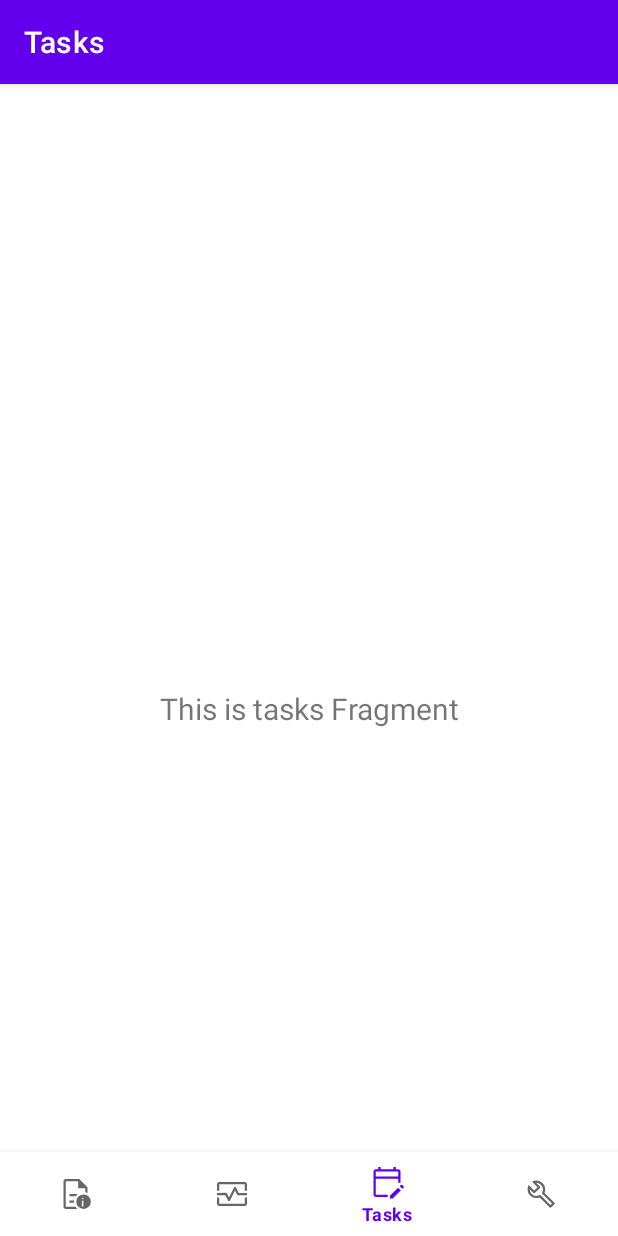
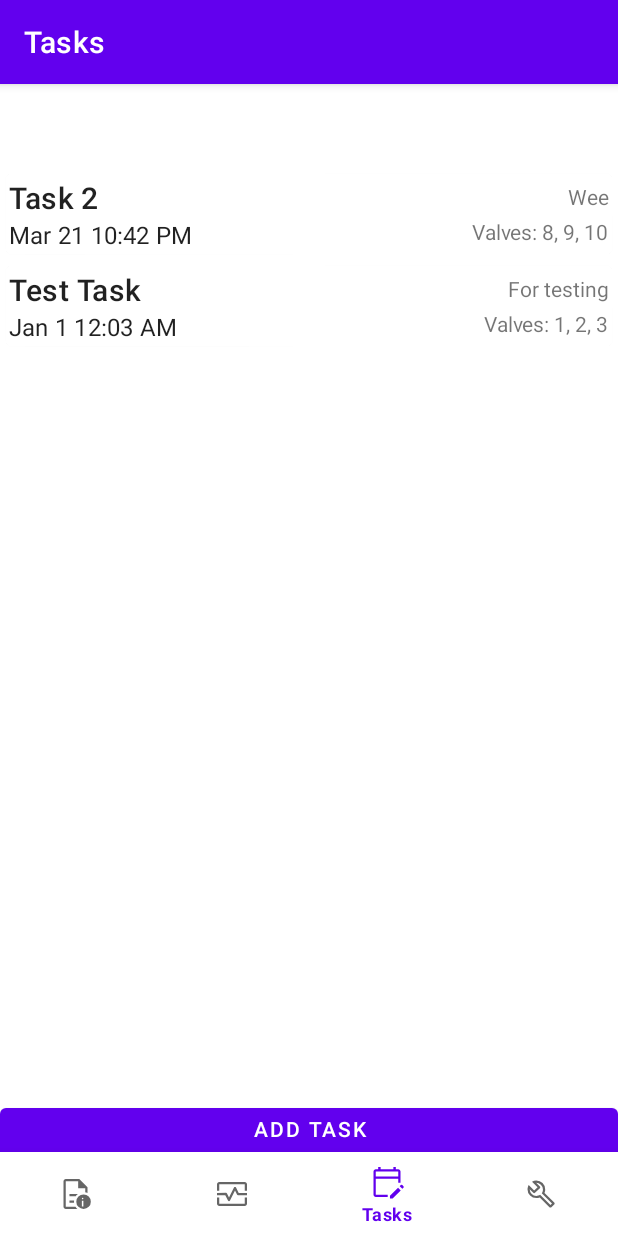
Before and after one commit to NathanJesudason/EDNA, an Android app: the TasksFragment screen opened through its navigation route, on a phone screen of 412 x 824 dp. Run offline under Robolectric (Android 15) with nearby library versions, the phone set to English and light mode, and no system bars; our stand-ins replace navigation-ui.

Commit message:
Added tasks page + adding tasks (everything nonfunctional)

```diff
--- a/app/src/main/java/com/example/edna/MainActivity.kt
+++ b/app/src/main/java/com/example/edna/MainActivity.kt
@@ -1,8 +1,10 @@
 package com.example.edna
 
+import android.content.Intent
 import android.os.Bundle
 import com.google.android.material.bottomnavigation.BottomNavigationView
 import androidx.appcompat.app.AppCompatActivity
+import androidx.drawerlayout.widget.DrawerLayout
 import androidx.navigation.findNavController
 import androidx.navigation.ui.AppBarConfiguration
 import androidx.navigation.ui.setupActionBarWithNavController
@@ -10,7 +12,6 @@ import androidx.navigation.ui.setupWithNavController
 import com.example.edna.databinding.ActivityMainBinding
 
 class MainActivity : AppCompatActivity() {
-
     private lateinit var binding: ActivityMainBinding
 
     override fun onCreate(savedInstanceState: Bundle?) {
@@ -32,4 +33,5 @@ class MainActivity : AppCompatActivity() {
         setupActionBarWithNavController(navController, appBarConfiguration)
         navView.setupWithNavController(navController)
     }
+
 }
--- /dev/null
+++ b/app/src/main/java/com/example/edna/ui/tasks/TaskListAdapter.kt
@@ -0,0 +1,75 @@
+package com.example.edna.ui.tasks
+
+import android.text.Layout
+import android.view.LayoutInflater
+import androidx.recyclerview.widget.RecyclerView
+import android.view.View
+import android.view.ViewGroup
+import android.widget.TextView
+import androidx.recyclerview.widget.RecyclerView.Adapter
+import androidx.recyclerview.widget.RecyclerView.ViewHolder
+import com.example.edna.R
+import java.text.SimpleDateFormat
+import java.util.*
+
+
+class TaskListAdapter(): Adapter<TaskListAdapter.TaskViewHolder>(){
+    //var tasks: MutableList<Tasks> = mutableListOf()
+
+    var tasks: List<Tasks> = listOf()
+
+    //taskList: mutableList<Tasks>)[
+    fun updateList(taskList: List<Tasks>){
+        tasks = taskList
+        notifyDataSetChanged()
+    }
+
+    override fun getItemCount() = tasks.size
+
+    override fun onCreateViewHolder(parent: ViewGroup, viewType: Int): TaskViewHolder {
+        val view = LayoutInflater.from(parent.context)
+            .inflate(R.layout.task_list_item, parent, false)
+
+        return TaskViewHolder(view)
+    }
+
+    override fun onBindViewHolder(holder: TaskViewHolder, position: Int) {
+        holder.bind(tasks[position])
+    }
+/*
+    fun addTask(task: Tasks){
+        tasks.add(0, task)
+        notifyItemInserted(0)
+    }
+*/
+    class TaskViewHolder(view: View): ViewHolder(view){
+        private val nameTV: TextView = itemView.findViewById(R.id.tv_task_name)
+        private val notesTV: TextView = itemView.findViewById(R.id.tv_task_notes)
+        private val valvesTV: TextView = itemView.findViewById(R.id.tv_valves)
+        private val scheduleTV: TextView = itemView.findViewById(R.id.tv_schedule)
+
+
+        fun bind(tasks: Tasks) {
+            val cal = Calendar.getInstance()
+            cal.timeInMillis = tasks.schedule.toLong() * 1000
+
+            val dateFormat = SimpleDateFormat("h:mm a")
+            val timeString = dateFormat.format(tasks.schedule.toLong()*1000)
+
+            scheduleTV.text = cal.getDisplayName(Calendar.MONTH, Calendar.SHORT, Locale.getDefault()) +
+                    " " + cal.get(Calendar.DAY_OF_MONTH).toString() + " " + timeString
+
+
+            val temp = mutableListOf<String>()
+            nameTV.text = tasks.name
+            notesTV.text = tasks.notes
+            for (i in tasks.valves.indices){
+                temp.add(tasks.valves[i].toString())
+            }
+            val separator = ", "
+            valvesTV.text = "Valves: " + temp.joinToString(separator)
+
+        }
+
+    }
+}
--- /dev/null
+++ b/app/src/main/java/com/example/edna/ui/tasks/Tasks.kt
@@ -0,0 +1,25 @@
+package com.example.edna.ui.tasks
+
+import com.squareup.moshi.Json
+import com.squareup.moshi.JsonClass
+
+@JsonClass(generateAdapter = true)
+data class Tasks(
+    val id: Int,
+    val name: String,
+    val notes: String,
+    val status: Int,
+    val createdAt: Int,
+    val schedule: Int,
+    val flushTime: Int,
+    val flushVolume: Int,
+    val sampleTime: Int,
+    val samplePressure: Int,
+    val sampleVolume: Int,
+    val preserveTime: Int,
+    val timeBetween: Int,
+    val valvesOffset: Int,
+    val deleteOnCompletion: Boolean,
+    val valves: List<Int>
+
+)
--- a/app/src/main/java/com/example/edna/ui/tasks/TasksFragment.kt
+++ b/app/src/main/java/com/example/edna/ui/tasks/TasksFragment.kt
@@ -1,42 +1,89 @@
 package com.example.edna.ui.tasks
 
+import android.content.Intent
+import android.net.Uri
 import android.os.Bundle
+import android.text.Layout.Directions
 import android.view.LayoutInflater
 import android.view.View
 import android.view.ViewGroup
+import android.widget.Button
 import android.widget.TextView
+import androidx.appcompat.app.AppCompatActivity
 import androidx.fragment.app.Fragment
+import androidx.fragment.app.viewModels
 import androidx.lifecycle.ViewModelProvider
+import androidx.navigation.fragment.findNavController
+import androidx.recyclerview.widget.LinearLayoutManager
+import androidx.recyclerview.widget.RecyclerView
+import com.example.edna.R
 import com.example.edna.databinding.FragmentTasksBinding
+import com.google.android.material.snackbar.Snackbar
+import org.w3c.dom.Text
 
 class TasksFragment : Fragment() {
 
     private var _binding: FragmentTasksBinding? = null
+    private lateinit var taskListRV: RecyclerView
+    private val taskAdapter = TaskListAdapter()
+    private val viewModel: TasksViewModel by viewModels()
 
     // This property is only valid between onCreateView and
     // onDestroyView.
     private val binding get() = _binding!!
+
 
     override fun onCreateView(
         inflater: LayoutInflater,
         container: ViewGroup?,
         savedInstanceState: Bundle?
     ): View {
+
         val dashboardViewModel =
             ViewModelProvider(this).get(TasksViewModel::class.java)
 
         _binding = FragmentTasksBinding.inflate(inflater, container, false)
         val root: View = binding.root
 
-        val textView: TextView = binding.textTasks
+        val textView: TextView = binding.textTasks/*
         dashboardViewModel.text.observe(viewLifecycleOwner) {
             textView.text = it
-        }
+        }*/
         return root
     }
 
+
+    override fun onViewCreated(view: View, savedInstanceState: Bundle?) {
+        super.onViewCreated(view, savedInstanceState)
+
+        taskListRV = view.findViewById(R.id.rv_task_list)
+        taskListRV.layoutManager = LinearLayoutManager(requireContext())
+        taskListRV.setHasFixedSize(true)
+        taskListRV.adapter = taskAdapter
+
+
+        val addTaskBtn= view.findViewById<Button>(R.id.btn_add_task)
+        addTaskBtn.setOnClickListener {
+            val directions = TasksFragmentDirections.navigationToAddTask()
+            findNavController().navigate(directions)
+        }
+
+
+        viewModel.tasks.observe(viewLifecycleOwner) { tasks ->
+            if (tasks != null) {
+                taskAdapter.updateList(tasks)
+                taskListRV.visibility = View.VISIBLE
+                taskListRV.scrollToPosition(0)
+            }
+        }
+
+
+    }
     override fun onDestroyView() {
         super.onDestroyView()
         _binding = null
     }
+
+
+
 }
--- a/app/src/main/java/com/example/edna/ui/tasks/TasksViewModel.kt
+++ b/app/src/main/java/com/example/edna/ui/tasks/TasksViewModel.kt
@@ -1,13 +1,64 @@
 package com.example.edna.ui.tasks
 
+import android.widget.Button
 import androidx.lifecycle.LiveData
 import androidx.lifecycle.MutableLiveData
 import androidx.lifecycle.ViewModel
+import androidx.lifecycle.viewModelScope
+import kotlinx.coroutines.launch
 
 class TasksViewModel : ViewModel() {
+
+    private var _tasks: MutableList<Tasks> = mutableListOf()
+
+    private val temp = listOf<Int>(8, 9, 10)
+    private val temp3 = listOf<Int>(1, 2, 3)
+    val example: List<Tasks> = listOf(Tasks(
+        427041981,
+        "Task 2",
+        "Wee",
+        0,
+        1679438521,
+        1679438520,
+        50,
+        0,
+        30,
+        40,
+        25,
+        60,
+        50,
+        0,
+        false,
+        temp
+    ), Tasks(381830435,
+        "Test Task",
+        "For testing",
+        0,
+        946684983,
+        946684980,
+        17,
+        0,
+        60,
+        35,
+        10,
+        20,
+        60,
+        0,
+        false,
+        temp3)
+    )
+
+    private val _temp = MutableLiveData<List<Tasks>?>().apply{
+        value = example
+    }
+
+    val tasks = _temp
 
     private val _text = MutableLiveData<String>().apply {
         value = "This is tasks Fragment"
     }
+
     val text: LiveData<String> = _text
+
+
 }
--- a/app/src/main/res/layout/fragment_tasks.xml
+++ b/app/src/main/res/layout/fragment_tasks.xml
@@ -1,10 +1,27 @@
 <?xml version="1.0" encoding="utf-8"?>
-<androidx.constraintlayout.widget.ConstraintLayout xmlns:android="http://schemas.android.com/apk/res/android"
+<androidx.constraintlayout.widget.ConstraintLayout
+    xmlns:android="http://schemas.android.com/apk/res/android"
     xmlns:app="http://schemas.android.com/apk/res-auto"
     xmlns:tools="http://schemas.android.com/tools"
     android:layout_width="match_parent"
     android:layout_height="match_parent"
     tools:context=".ui.tasks.TasksFragment">
+
+
+    <Button
+        android:id="@+id/btn_add_task"
+        android:layout_width="match_parent"
+        android:layout_height="wrap_content"
+        android:text="Add task"
+
+        android:paddingBottom="56dp"
+        app:layout_constraintBottom_toBottomOf="parent"
+        app:layout_constraintEnd_toEndOf="parent" />
+
+    <androidx.recyclerview.widget.RecyclerView
+        android:id="@+id/rv_task_list"
+        android:layout_width="match_parent"
+        android:layout_height="match_parent"/>
 
     <TextView
         android:id="@+id/text_tasks"
--- /dev/null
+++ b/app/src/main/res/layout/task_list_item.xml
@@ -0,0 +1,49 @@
+<?xml version="1.0" encoding="utf-8"?>
+<com.google.android.material.card.MaterialCardView
+    xmlns:android="http://schemas.android.com/apk/res/android"
+    xmlns:app="http://schemas.android.com/apk/res-auto"
+    android:layout_width="match_parent"
+    android:layout_height="wrap_content"
+    android:layout_margin="4dp">
+
+    <androidx.constraintlayout.widget.ConstraintLayout
+        android:layout_width="match_parent"
+        android:layout_height="wrap_content"
+        android:layout_margin="2dp"
+        android:orientation="horizontal">
+
+        <TextView
+            android:id="@+id/tv_task_name"
+            android:layout_width="wrap_content"
+            android:layout_height="wrap_content"
+            android:textAppearance="?attr/textAppearanceHeadline6"
+            app:layout_constraintStart_toStartOf="parent"
+            app:layout_constraintTop_toTopOf="parent" />
+
+        <TextView
+            android:id="@+id/tv_schedule"
+            android:layout_width="wrap_content"
+            android:layout_height="wrap_content"
+            android:textAppearance="?attr/textAppearanceSubtitle1"
+            app:layout_constraintBottom_toBottomOf="parent"
+            app:layout_constraintStart_toStartOf="parent"
+            app:layout_constraintTop_toBottomOf="@id/tv_task_name" />
+
+        <TextView
+            android:id="@+id/tv_task_notes"
+            android:layout_width="wrap_content"
+            android:layout_height="wrap_content"
+            app:layout_constraintEnd_toEndOf="parent"
+            app:layout_constraintTop_toTopOf="parent"
+            app:layout_constraintBottom_toTopOf="@id/tv_valves" />
+
+        <TextView
+            android:id="@+id/tv_valves"
+            android:layout_width="wrap_content"
+            android:layout_height="wrap_content"
+            app:layout_constraintBottom_toBottomOf="parent"
+            app:layout_constraintEnd_toEndOf="parent"
+            app:layout_constraintTop_toBottomOf="@id/tv_task_notes" />
+    </androidx.constraintlayout.widget.ConstraintLayout>
+
+</com.google.android.material.card.MaterialCardView>
--- a/app/src/main/res/navigation/mobile_navigation.xml
+++ b/app/src/main/res/navigation/mobile_navigation.xml
@@ -21,7 +21,18 @@
         android:id="@+id/navigation_tasks"
         android:name="com.example.edna.ui.tasks.TasksFragment"
         android:label="@string/title_tasks"
-        tools:layout="@layout/fragment_tasks" />
+        tools:layout="@layout/fragment_tasks">
+        <action
+            android:id="@+id/navigation_to_add_task"
+            app:destination="@id/add_task"
+            />
+    </fragment>
+
+    <fragment
+        android:id="@+id/add_task"
+        android:name="com.example.edna.ui.tasks.AddTaskFragment"
+        android:label="@string/title_add_tasks"
+        tools:layout="@layout/fragment_add_task" />
 
     <fragment
         android:id="@+id/navigation_utilities"
--- a/app/src/main/res/values/strings.xml
+++ b/app/src/main/res/values/strings.xml
@@ -2,6 +2,7 @@
     <string name="app_name">EDNA</string>
     <string name="title_monitoring">Monitoring</string>
     <string name="title_tasks">Tasks</string>
+    <string name="title_add_tasks">Add Tasks</string>
     <string name="title_utilities">Utilities</string>
     <string name="title_documentation">Documentation</string>
 </resources>
```
Also changed, not shown: app/build.gradle (+17 -0 lines), app/src/main/java/com/example/edna/ui/tasks/AddTaskFragment.kt (added, +34 -0 lines), app/src/main/res/layout/fragment_add_task.xml (added, +212 -0 lines), build.gradle (+9 -0 lines).
